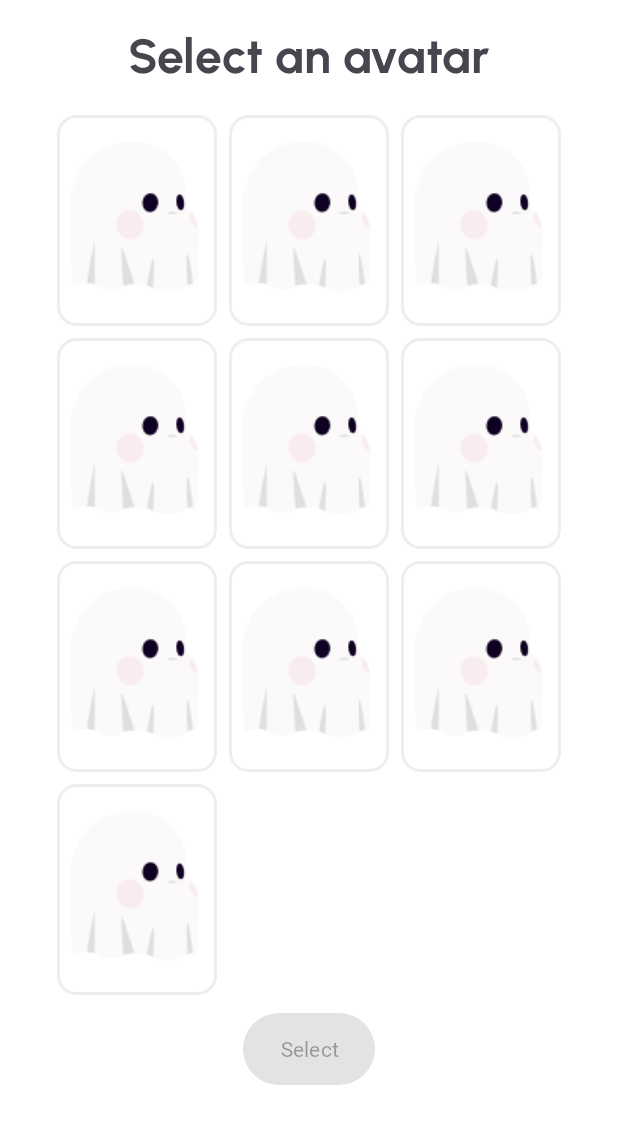
After one commit to Team-Z-Proyecto-moviles/ScholarPlay-App, an Android app: the AvatarFragment screen opened through its navigation route, on a phone screen of 412 x 824 dp. The commit adds this screen. Shown: the top 1124 px of the screen. Run offline under Robolectric (Android 15) with nearby library versions, the light colour scheme and no system bars; our stand-ins replace data binding.

Commit message:
Add: Avatar picker style

```diff
--- a/ScholarPlay/app/src/main/java/com/example/scholarplay/network/retrofit/RetrofitInstance.kt
+++ b/ScholarPlay/app/src/main/java/com/example/scholarplay/network/retrofit/RetrofitInstance.kt
@@ -6,6 +6,7 @@ import retrofit2.converter.gson.GsonConverterFactory
 import retrofit2.create
 
 const val BASE_URL = "https://scholarplay-api-production.up.railway.app/"
+
 
 object RetrofitInstance {
     private var token = ""
@@ -28,4 +29,9 @@ object RetrofitInstance {
         return retrofit.create(AuthService::class.java)
     }
 
+    fun getApiUrl(): String{
+        return BASE_URL
+
+    }
+
 }
--- /dev/null
+++ b/ScholarPlay/app/src/main/java/com/example/scholarplay/ui/avatar/AvatarFragment.kt
@@ -0,0 +1,63 @@
+package com.example.scholarplay.ui.avatar
+
+import android.os.Bundle
+import androidx.fragment.app.Fragment
+import android.view.LayoutInflater
+import android.view.View
+import android.view.ViewGroup
+import android.widget.GridLayout
+import android.widget.RadioButton
+import android.widget.Toast
+import com.example.scholarplay.R
+import com.example.scholarplay.databinding.FragmentAvatarBinding
+
+
+class AvatarFragment : Fragment() {
+
+    private lateinit var bindig: FragmentAvatarBinding
+
+    override fun onCreateView(
+        inflater: LayoutInflater, container: ViewGroup?,
+        savedInstanceState: Bundle?
+    ): View? {
+       bindig = FragmentAvatarBinding.inflate(inflater, container, false)
+        return bindig.root
+
+
+
+    }
+
+    override fun onViewCreated(view: View, savedInstanceState: Bundle?) {
+        super.onViewCreated(view, savedInstanceState)
+
+
+        val gridLayout: GridLayout = bindig.gridLayout
+
+        val radioButtons = mutableListOf<RadioButton>()
+
+        for (i in 0 until gridLayout.childCount) {
+            val view: View = gridLayout.getChildAt(i)
+            if (view is RadioButton) {
+                val radioButton = view as RadioButton
+                radioButtons.add(radioButton)
+                radioButton.setOnClickListener {
+                    for (j in 0 until radioButtons.size){
+                        if (radioButtons[j] != radioButton){
+                            radioButtons[j].isChecked = false
+                        }
+                    }
+                    bindig.selectButton.isEnabled = true
+                }
+
+            }
+        }
+
+        bindig.selectButton.setOnClickListener {
+
+            val selected = radioButtons.firstOrNull { it.isChecked }
+
+            Toast.makeText(this.context, "Selected: ${selected?.text}", Toast.LENGTH_SHORT).show()
+
+        }
+    }
+}
--- a/ScholarPlay/app/src/main/java/com/example/scholarplay/ui/createclass/CreateAClassFragment.kt
+++ b/ScholarPlay/app/src/main/java/com/example/scholarplay/ui/createclass/CreateAClassFragment.kt
@@ -11,6 +11,7 @@ import androidx.navigation.fragment.findNavController
 import com.example.scholarplay.R
 import com.example.scholarplay.ScholarPlayApplication
 import com.example.scholarplay.databinding.FragmentCreateAClassBinding
+import com.example.scholarplay.network.retrofit.RetrofitInstance
 import com.example.scholarplay.ui.createclass.viewmodel.CreateClassViewModel
 
 
@@ -40,6 +41,8 @@ class CreateAClassFragment : Fragment() {
     override fun onViewCreated(view: View, savedInstanceState: Bundle?) {
         super.onViewCreated(view, savedInstanceState)
 
+        val url = RetrofitInstance.getApiUrl()
+
         binding.addImageCard.setOnClickListener {
 
             var popup = WallpaperPopUp()
@@ -49,11 +52,11 @@ class CreateAClassFragment : Fragment() {
 
         createClassViewModel.image.observe(viewLifecycleOwner){
             when(it){
-                "https://scholarplay-api-production.up.railway.app/math_wallpaper.png" -> binding.wallpaperImageView.setImageResource(R.drawable.math_wallpaper)
-                "https://scholarplay-api-production.up.railway.app/sciene_wallpaper.png" -> binding.wallpaperImageView.setImageResource(R.drawable.sciene_wallpaper)
-                "https://scholarplay-api-production.up.railway.app/geography_wallpaper.png" -> binding.wallpaperImageView.setImageResource(R.drawable.geography_wallpaper)
-                "https://scholarplay-api-production.up.railway.app/code_wallpaper.png" -> binding.wallpaperImageView.setImageResource(R.drawable.code_wallpaper)
-                "https://scholarplay-api-production.up.railway.app/chemestry_wallpaper.png" -> binding.wallpaperImageView.setImageResource(R.drawable.chemestry_wallpaper)
+                url + "math_wallpaper.png" -> binding.wallpaperImageView.setImageResource(R.drawable.math_wallpaper)
+                url + "sciene_wallpaper.png" -> binding.wallpaperImageView.setImageResource(R.drawable.sciene_wallpaper)
+                url + "geography_wallpaper.png" -> binding.wallpaperImageView.setImageResource(R.drawable.geography_wallpaper)
+                url + "code_wallpaper.png" -> binding.wallpaperImageView.setImageResource(R.drawable.code_wallpaper)
+                url + "chemestry_wallpaper.png" -> binding.wallpaperImageView.setImageResource(R.drawable.chemestry_wallpaper)
             }
         }
 
@@ -63,12 +66,14 @@ class CreateAClassFragment : Fragment() {
     }
 
     private fun createListener(){
+
         val teacher = app.getId()
         val name = binding.ClassnameEditText.text.toString()
         val section = binding.sectionInputText.text.toString()
 
 
         createClassViewModel.onCreateClass(name, teacher, section)
+        createClassViewModel.clearData()
         findNavController().navigate(R.id.action_createAClassFragment_to_teacherHomeFragment)
     }
 
--- a/ScholarPlay/app/src/main/java/com/example/scholarplay/ui/createclass/WallpaperPopUp.kt
+++ b/ScholarPlay/app/src/main/java/com/example/scholarplay/ui/createclass/WallpaperPopUp.kt
@@ -11,6 +11,7 @@ import androidx.fragment.app.DialogFragment
 import androidx.fragment.app.activityViewModels
 
 import com.example.scholarplay.databinding.FragmentAddWallpaperBinding
+import com.example.scholarplay.network.retrofit.RetrofitInstance
 import com.example.scholarplay.ui.createclass.viewmodel.CreateClassViewModel
 
 class WallpaperPopUp: DialogFragment() {
@@ -45,7 +46,9 @@ class WallpaperPopUp: DialogFragment() {
             val selectedID = binding.wallpaperGroup.checkedRadioButtonId
             val radio = view.findViewById<RadioButton>(selectedID)
 
-            var result = radio.text.toString()?: ""
+
+
+            var result = radio.text.toString()
 
 
             createClassViewModel.getImage(result)
--- a/ScholarPlay/app/src/main/java/com/example/scholarplay/ui/createclass/viewmodel/CreateClassViewModel.kt
+++ b/ScholarPlay/app/src/main/java/com/example/scholarplay/ui/createclass/viewmodel/CreateClassViewModel.kt
@@ -7,6 +7,7 @@ import androidx.lifecycle.viewModelScope
 import androidx.lifecycle.viewmodel.initializer
 import androidx.lifecycle.viewmodel.viewModelFactory
 import com.example.scholarplay.ScholarPlayApplication
+import com.example.scholarplay.network.retrofit.RetrofitInstance
 import com.example.scholarplay.repository.ClassRoomRepository
 import kotlinx.coroutines.launch
 
@@ -23,11 +24,18 @@ class CreateClassViewModel(private val repository: ClassRoomRepository): ViewMod
     }
 
     fun getImage(newImage: String){
-        image.value = newImage
+        val url = RetrofitInstance.getApiUrl()
+        image.value = url + newImage
     }
 
     fun onCreateClass(name: String, teacher: String, section: String){
         createClass(name, teacher, image.value!!, section)
+    }
+
+    fun clearData(){
+        name.value = ""
+        teacher.value = ""
+        image.value = ""
     }
 
 
--- a/ScholarPlay/app/src/main/java/com/example/scholarplay/ui/register/RegisterFragment.kt
+++ b/ScholarPlay/app/src/main/java/com/example/scholarplay/ui/register/RegisterFragment.kt
@@ -56,6 +56,10 @@ class RegisterFragment : Fragment() {
             it.findNavController().navigate(R.id.action_registerFragment_to_loginFragment3)
         }
 
+        binding.backButton.setOnClickListener {
+            it.findNavController().navigate(R.id.action_registerFragment_to_avatarFragment)
+        }
+
     }
 
     private fun setViewmodel(){
@@ -106,7 +110,7 @@ class RegisterFragment : Fragment() {
             is RegisterUiStatus.Success -> {
                 registerViewModel.clearStatus()
                 registerViewModel.clearData()
-                findNavController().navigate(R.id.action_registerFragment_to_loginFragment3)
+                findNavController().navigate(R.id.action_registerFragment_to_avatarFragment)
             }
 
             else -> {}
--- a/ScholarPlay/app/src/main/res/drawable/button_background_selector.xml
+++ b/ScholarPlay/app/src/main/res/drawable/button_background_selector.xml
@@ -1,15 +1,13 @@
 <?xml version="1.0" encoding="utf-8"?>
 <selector xmlns:android="http://schemas.android.com/apk/res/android">
-    <!-- Color when the row is selected -->
-    <item  android:state_enabled="true">
-        <shape android:shape="rectangle">
+    <item android:state_enabled="true">
+        <shape>
             <solid android:color="@color/buttoncolor" />
             <corners android:radius="100dp" />
         </shape>
     </item>
-    <!-- Standard background color -->
     <item>
-        <shape android:shape="rectangle">
+        <shape>
             <solid android:color="@color/neutral" />
             <corners android:radius="100dp" />
         </shape>
--- /dev/null
+++ b/ScholarPlay/app/src/main/res/drawable/custom_avatar_selector.xml
@@ -0,0 +1,8 @@
+<?xml version="1.0" encoding="utf-8"?>
+<selector xmlns:android="http://schemas.android.com/apk/res/android">
+
+    <item android:drawable="@drawable/custom_avatar_selector_selected" android:state_checked="true"/>
+    <item android:drawable="@drawable/custom_avatar_selector_normal" android:state_checked="false"/>
+
+
+</selector>
--- /dev/null
+++ b/ScholarPlay/app/src/main/res/drawable/custom_avatar_selector_normal.xml
@@ -0,0 +1,5 @@
+<?xml version="1.0" encoding="utf-8"?>
+<shape xmlns:android="http://schemas.android.com/apk/res/android">
+    <stroke android:color="@color/neutral" android:width="2dp" />
+    <corners android:radius="@dimen/corner_radius" />
+</shape>
--- /dev/null
+++ b/ScholarPlay/app/src/main/res/drawable/custom_avatar_selector_selected.xml
@@ -0,0 +1,7 @@
+<?xml version="1.0" encoding="utf-8"?>
+<shape xmlns:android="http://schemas.android.com/apk/res/android">
+    <solid android:color="@color/green"/>
+    <stroke android:color="@color/green" android:width="2dp" />
+    <corners android:radius="@dimen/corner_radius"></corners>
+
+</shape>
--- a/ScholarPlay/app/src/main/res/layout/fragment_add_wallpaper.xml
+++ b/ScholarPlay/app/src/main/res/layout/fragment_add_wallpaper.xml
@@ -27,7 +27,7 @@
             android:layout_height="wrap_content"
             android:orientation="horizontal">
             <RadioButton
-                android:text="https://scholarplay-api-production.up.railway.app/math_wallpaper.png"
+                android:text="math_wallpaper.png"
                 android:textColor="@android:color/transparent"
                 android:id="@+id/math_wallpaper"
                 android:background="@drawable/custom_radio_selector"
@@ -39,7 +39,7 @@
 
             </RadioButton>
             <RadioButton
-                android:text="https://scholarplay-api-production.up.railway.app/sciene_wallpaper.png"
+                android:text="sciene_wallpaper.png"
                 android:textColor="@android:color/transparent"
                 android:id="@+id/science_wallpaper"
                 android:background="@drawable/custom_radio_selector"
@@ -51,7 +51,7 @@
             </RadioButton>
 
             <RadioButton
-                android:text="https://scholarplay-api-production.up.railway.app/code_wallpaper.png"
+                android:text="code_wallpaper.png"
                 android:textColor="@android:color/transparent"
                 android:id="@+id/code_wallpaper"
                 android:background="@drawable/custom_radio_selector"
@@ -63,7 +63,7 @@
             </RadioButton>
 
             <RadioButton
-                android:text="https://scholarplay-api-production.up.railway.app/geography_wallpaper.png"
+                android:text="geography_wallpaper.png"
                 android:textColor="@android:color/transparent"
                 android:id="@+id/geography_wallpaper"
                 android:background="@drawable/custom_radio_selector"
@@ -74,7 +74,7 @@
                 android:layout_height="244dp">
             </RadioButton>
             <RadioButton
-                android:text="https://scholarplay-api-production.up.railway.app/chemestry_wallpaper.png"
+                android:text="chemestry_wallpaper.png"
                 android:textColor="@android:color/transparent"
                 android:id="@+id/chemistry_wallpaper"
                 android:background="@drawable/custom_radio_selector"
--- /dev/null
+++ b/ScholarPlay/app/src/main/res/layout/fragment_avatar.xml
@@ -0,0 +1,161 @@
+<?xml version="1.0" encoding="utf-8"?>
+<layout>
+<LinearLayout xmlns:android="http://schemas.android.com/apk/res/android"
+    xmlns:tools="http://schemas.android.com/tools"
+    android:layout_width="match_parent"
+    android:layout_height="match_parent"
+    tools:context=".ui.avatar.AvatarFragment"
+    android:orientation="vertical"
+    android:background="@color/white">
+
+    <TextView
+        android:layout_marginTop="@dimen/medium_gap"
+        android:layout_marginBottom="@dimen/medium_gap"
+        android:layout_width="wrap_content"
+        android:layout_height="wrap_content"
+        android:text="@string/select_an_avatar_label"
+        android:layout_gravity="center"
+        android:fontFamily="@font/urbanist_bold"
+        android:textSize="32sp">
+
+    </TextView>
+
+
+
+    <RadioGroup
+        android:id="@+id/radioGroup"
+        android:layout_width="wrap_content"
+        android:layout_height="wrap_content"
+        android:orientation="vertical"
+        android:layout_gravity="center"
+        >
+
+        <GridLayout
+            android:useDefaultMargins="true"
+            android:id="@+id/gridLayout"
+            android:layout_width="match_parent"
+            android:layout_height="wrap_content"
+            android:columnCount="3"
+            android:rowCount="5">
+
+            <RadioButton
+                android:id="@+id/radioButton1"
+                android:background="@drawable/custom_avatar_selector"
+                android:layout_width="wrap_content"
+                android:layout_height="wrap_content"
+                android:text="Opción 1"
+                android:textColor="@android:color/transparent"
+                android:button="@android:color/transparent"
+                android:drawableTop="@drawable/ghost"
+                />
+
+            <RadioButton
+                android:id="@+id/radioButton2"
+                android:background="@drawable/custom_avatar_selector"
+                android:layout_width="wrap_content"
+                android:layout_height="wrap_content"
+                android:text="Opción 2"
+                android:textColor="@android:color/transparent"
+                android:button="@android:color/transparent"
+                android:drawableTop="@drawable/ghost"/>
+
+            <RadioButton
+                android:background="@drawable/custom_avatar_selector"
+                android:id="@+id/radioButton3"
+                android:layout_width="wrap_content"
+                android:layout_height="wrap_content"
+                android:text="Opción 3"
+                android:textColor="@android:color/transparent"
+                android:button="@android:color/transparent"
+                android:drawableTop="@drawable/ghost"/>
+
+            <RadioButton
+                android:background="@drawable/custom_avatar_selector"
+                android:id="@+id/radioButton4"
+                android:layout_width="wrap_content"
+                android:layout_height="wrap_content"
+                android:text="Opción 4"
+                android:textColor="@android:color/transparent"
+                android:button="@android:color/transparent"
+                android:drawableTop="@drawable/ghost"/>
+
+            <RadioButton
+                android:background="@drawable/custom_avatar_selector"
+                android:id="@+id/radioButton5"
+                android:layout_width="wrap_content"
+                android:layout_height="wrap_content"
+                android:text="Opción 5"
+                android:textColor="@android:color/transparent"
+                android:button="@android:color/transparent"
+                android:drawableTop="@drawable/ghost"/>
+
+            <RadioButton
+                android:background="@drawable/custom_avatar_selector"
+                android:id="@+id/radioButton6"
+                android:layout_width="wrap_content"
+                android:layout_height="wrap_content"
+                android:text="Opción 6"
+                android:textColor="@android:color/transparent"
+                android:button="@android:color/transparent"
+                android:drawableTop="@drawable/ghost"/>
+
+            <RadioButton
+                android:background="@drawable/custom_avatar_selector"
+                android:id="@+id/radioButton7"
+                android:layout_width="wrap_content"
+                android:layout_height="wrap_content"
+                android:text="Opción 7"
+                android:textColor="@android:color/transparent"
+                android:button="@android:color/transparent"
+                android:drawableTop="@drawable/ghost"/>
+
+            <RadioButton
+                android:background="@drawable/custom_avatar_selector"
+                android:id="@+id/radioButton8"
+                android:layout_width="wrap_content"
+                android:layout_height="wrap_content"
+                android:text="Opción 8"
+                android:textColor="@android:color/transparent"
+                android:button="@android:color/transparent"
+                android:drawableTop="@drawable/ghost"/>
+
+            <RadioButton
+                android:background="@drawable/custom_avatar_selector"
+                android:id="@+id/radioButton9"
+                android:layout_width="wrap_content"
+                android:layout_height="wrap_content"
+                android:text="Opción 9"
+                android:textColor="@android:color/transparent"
+                android:button="@android:color/transparent"
+                android:drawableTop="@drawable/ghost"/>
+
+            <RadioButton
+                android:background="@drawable/custom_avatar_selector"
+                android:id="@+id/radioButton10"
+                android:layout_width="wrap_content"
+                android:layout_height="wrap_content"
+                android:text="Opción 10"
+                android:textColor="@android:color/transparent"
+                android:button="@android:color/transparent"
+                android:drawableTop="@drawable/ghost"/>
+
+        </GridLayout>
+
+    </RadioGroup>
+
+    <Button
+        android:enabled="false"
+        android:id="@+id/select_button"
+        android:layout_marginTop="@dimen/small_gap"
+        android:layout_width="wrap_content"
+        android:layout_height="wrap_content"
+        android:layout_gravity="center"
+        android:text="@string/select_label"
+        android:fontFamily="@font/urbanist_semibold"
+        android:background="@drawable/button_background_selector"/>
+
+
+
+</LinearLayout>
+
+</layout>
--- a/ScholarPlay/app/src/main/res/layout/fragment_register.xml
+++ b/ScholarPlay/app/src/main/res/layout/fragment_register.xml
@@ -17,7 +17,7 @@
         tools:context=".ui.register.RegisterFragment">
 
         <ImageView
-            android:id="@+id/imageView"
+            android:id="@+id/back_button"
             android:layout_width="wrap_content"
             android:layout_height="wrap_content"
             android:layout_gravity="start"
--- a/ScholarPlay/app/src/main/res/navigation/nav_graph.xml
+++ b/ScholarPlay/app/src/main/res/navigation/nav_graph.xml
@@ -43,6 +43,9 @@
             app:exitAnim="@anim/slide_out_left"
             app:popEnterAnim="@anim/slide_in_right"
             app:popExitAnim="@anim/slide_out_right"/>
+        <action
+            android:id="@+id/action_registerFragment_to_avatarFragment"
+            app:destination="@id/avatarFragment" />
     </fragment>
     <fragment
         android:id="@+id/teacherHomeFragment"
@@ -71,4 +74,8 @@
             android:id="@+id/action_createAClassFragment_to_teacherHomeFragment"
             app:destination="@id/teacherHomeFragment" />
     </fragment>
+    <fragment
+        android:id="@+id/avatarFragment"
+        android:name="com.example.scholarplay.ui.avatar.AvatarFragment"
+        android:label="AvatarFragment" />
 </navigation>
--- a/ScholarPlay/app/src/main/res/values/strings.xml
+++ b/ScholarPlay/app/src/main/res/values/strings.xml
@@ -25,6 +25,8 @@
     <string name="section_label">Section</string>
     <string name="class_wallpaper_label">Class wallpaper</string>
     <string name="select_a_wallpaper_label">Select a wallpaper</string>
+    <string name="select_an_avatar_label">Select an avatar</string>
+    <string name="select_label">Select</string>
 
     <string-array name="ocuupations_arrat">
         <item>Student</item>
```
Also changed, not shown: ScholarPlay/app/src/main/res/drawable/ghost.png (added).
